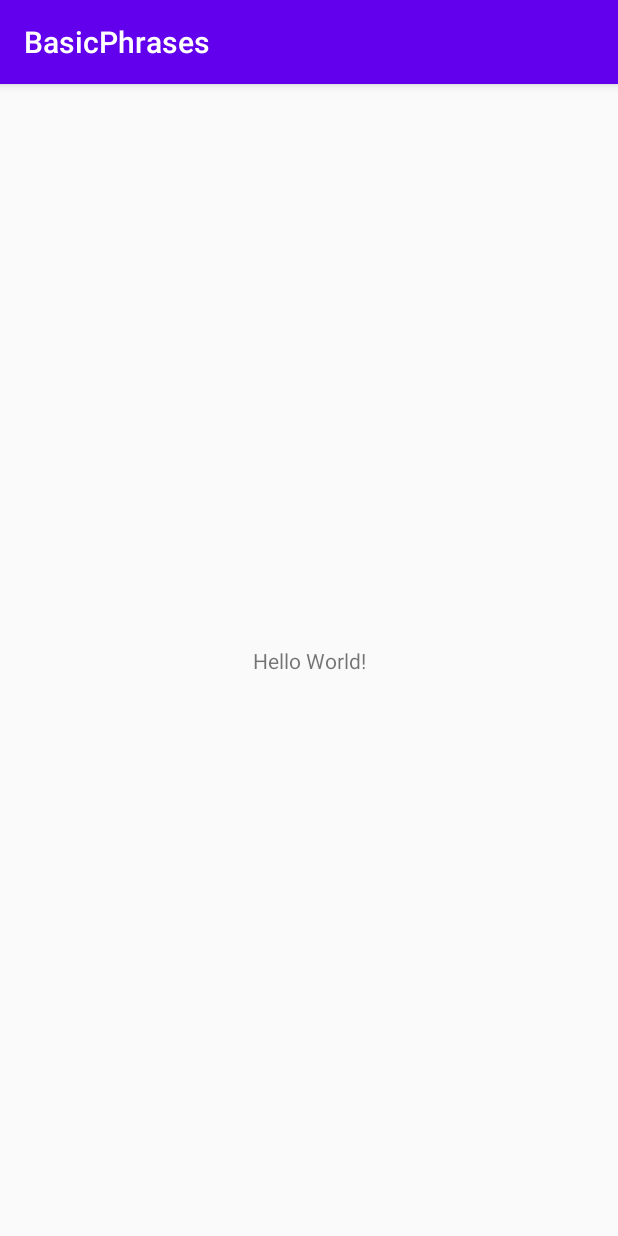
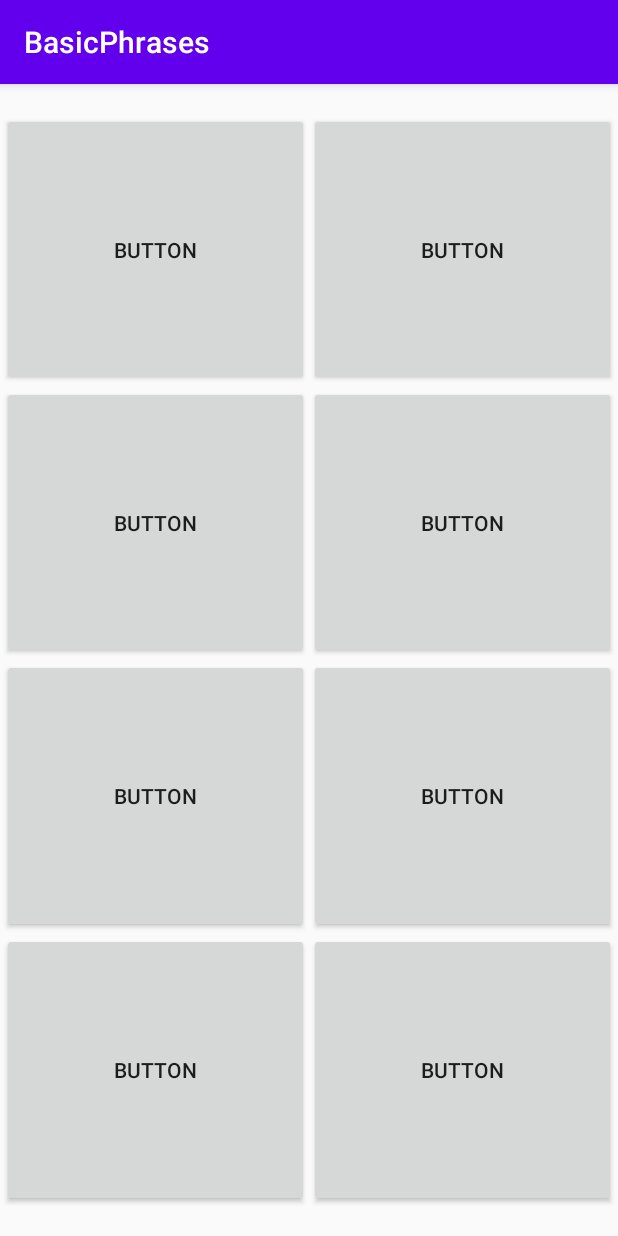
Before and after one commit to NadineGB/BasicPhrases, an Android app: the screen it shows after launch (MainActivity), on a phone screen of 412 x 824 dp. Run offline under Robolectric (Android 15) with nearby library versions, the light colour scheme and no system bars.

Commit message:
GridLayout, 8 Button Fill Gravity Weight

```diff
--- a/app/build.gradle
+++ b/app/build.gradle
@@ -31,4 +31,5 @@ dependencies {
     testImplementation 'junit:junit:4.12'
     androidTestImplementation 'androidx.test.ext:junit:1.1.1'
     androidTestImplementation 'androidx.test.espresso:espresso-core:3.2.0'
+    implementation 'androidx.gridlayout:gridlayout:1.0.0'
 }
--- a/app/src/main/res/layout/activity_main.xml
+++ b/app/src/main/res/layout/activity_main.xml
@@ -6,13 +6,110 @@
     android:layout_height="match_parent"
     tools:context=".MainActivity">
 
-    <TextView
-        android:layout_width="wrap_content"
-        android:layout_height="wrap_content"
-        android:text="Hello World!"
+    <androidx.gridlayout.widget.GridLayout
+        android:id="@+id/grid"
+        android:layout_width="409dp"
+        android:layout_height="729dp"
+        android:layout_marginStart="8dp"
+        android:layout_marginLeft="8dp"
+        android:layout_marginTop="8dp"
+        android:layout_marginEnd="8dp"
+        android:layout_marginRight="8dp"
+        android:layout_marginBottom="8dp"
+        app:columnCount="2"
         app:layout_constraintBottom_toBottomOf="parent"
-        app:layout_constraintLeft_toLeftOf="parent"
-        app:layout_constraintRight_toRightOf="parent"
-        app:layout_constraintTop_toTopOf="parent" />
+        app:layout_constraintEnd_toEndOf="parent"
+        app:layout_constraintStart_toStartOf="parent"
+        app:layout_constraintTop_toTopOf="parent"
+        app:rowCount="4">
 
+        <Button
+            android:id="@+id/button1"
+            android:layout_width="wrap_content"
+            android:layout_height="wrap_content"
+            android:text="Button"
+            app:layout_column="0"
+            app:layout_row="0"
+            app:layout_gravity="fill"
+            app:layout_columnWeight="1"
+            app:layout_rowWeight="1" />
+
+        <Button
+            android:id="@+id/button2"
+            android:layout_width="wrap_content"
+            android:layout_height="wrap_content"
+            android:text="Button"
+            app:layout_column="1"
+            app:layout_row="0"
+            app:layout_gravity="fill"
+            app:layout_columnWeight="1"
+            app:layout_rowWeight="1" />
+
+        <Button
+            android:id="@+id/button3"
+            android:layout_width="wrap_content"
+            android:layout_height="wrap_content"
+            android:text="Button"
+            app:layout_column="0"
+            app:layout_row="1"
+            app:layout_gravity="fill"
+            app:layout_columnWeight="1"
+            app:layout_rowWeight="1" />
+
+        <Button
+            android:id="@+id/button4"
+            android:layout_width="wrap_content"
+            android:layout_height="wrap_content"
+            android:text="Button"
+            app:layout_column="1"
+            app:layout_row="1"
+            app:layout_gravity="fill"
+            app:layout_columnWeight="1"
+            app:layout_rowWeight="1" />
+
+        <Button
+            android:id="@+id/button5"
+            android:layout_width="wrap_content"
+            android:layout_height="wrap_content"
+            android:text="Button"
+            app:layout_column="0"
+            app:layout_row="2"
+            app:layout_gravity="fill"
+            app:layout_columnWeight="1"
+            app:layout_rowWeight="1" />
+
+        <Button
+            android:id="@+id/button6"
+            android:layout_width="wrap_content"
+            android:layout_height="wrap_content"
+            android:text="Button"
+            app:layout_column="1"
+            app:layout_row="2"
+            app:layout_gravity="fill"
+            app:layout_columnWeight="1"
+            app:layout_rowWeight="1" />
+
+        <Button
+            android:id="@+id/button7"
+            android:layout_width="wrap_content"
+            android:layout_height="wrap_content"
+            android:text="Button"
+            app:layout_column="0"
+            app:layout_row="3"
+            app:layout_gravity="fill"
+            app:layout_columnWeight="1"
+            app:layout_rowWeight="1" />
+
+        <Button
+            android:id="@+id/button8"
+            android:layout_width="wrap_content"
+            android:layout_height="wrap_content"
+            android:text="Button"
+            app:layout_column="1"
+            app:layout_row="3"
+            app:layout_gravity="fill"
+            app:layout_columnWeight="1"
+            app:layout_rowWeight="1" />
+
+    </androidx.gridlayout.widget.GridLayout>
 </androidx.constraintlayout.widget.ConstraintLayout>
```
